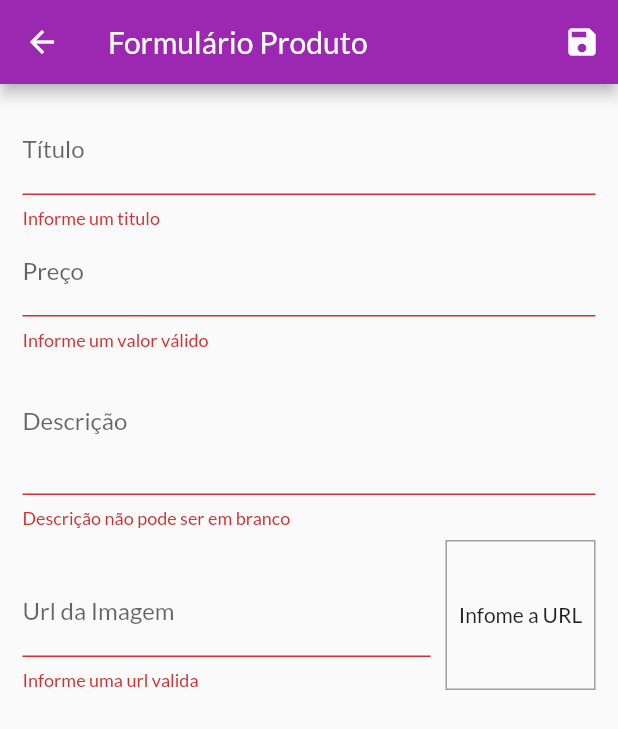
After one commit to wanderaraujo/flutter-shopping-app, a Flutter app: the ProductFormScreen screen opened by its route, after a tap on the "save" icon, on a phone screen of 412 x 824 dp. The commit adds this screen. Shown: the top 729 px of the screen. Run offline on Flutter 3.47's test engine with Material 2 defaults, Android fonts, the phone set to English and light mode, and no system bars; network calls fail.

Commit message:
Add form and form validation each input field

```diff
--- a/lib/main.dart
+++ b/lib/main.dart
@@ -6,6 +6,8 @@ import 'package:shop/utils/AppRoutes.dart';
 import 'package:shop/views/cart_screen.dart';
 import 'package:shop/views/orders.dart';
 import 'package:shop/views/orders_screen.dart';
+import 'package:shop/views/product_form_screen.dart';
+import 'package:shop/views/products_screen.dart';
 import 'package:shop/widgets/product_detail_screen.dart';
 
 import 'views/products_overview_screen.dart';
@@ -32,6 +34,8 @@ class MyApp extends StatelessWidget {
           AppRoutes.ORDERS: (ctx) => OrdersScreen(),
           AppRoutes.PRODUCT_DETAIL: (ctx) => ProductDetailScreen(),
           AppRoutes.CART: (ctx) => CartScreen(),
+          AppRoutes.PRODUCTS: (ctx) => ProductScreen(),
+          AppRoutes.PRODUCTS_FORM: (ctx) => ProductFormScreen(),
         },
       ),
     );
--- a/lib/providers/products.dart
+++ b/lib/providers/products.dart
@@ -10,6 +10,10 @@ class Products with ChangeNotifier {
 
   List<Product> get favoritesItems {
     return _items.where((prod) => prod.isFavorite).toList();
+  }
+
+  int get itemsCount {
+    return _items.length;
   }
 
   // bool _showFavoriteOnly = false;
--- a/lib/utils/AppRoutes.dart
+++ b/lib/utils/AppRoutes.dart
@@ -3,4 +3,6 @@ class AppRoutes {
   static const PRODUCT_DETAIL = "/product-detail";
   static const CART = "/cart";
   static const ORDERS = "/orders";
+  static const PRODUCTS = "/products";
+  static const PRODUCTS_FORM = "/product-form";
 }
--- /dev/null
+++ b/lib/views/product_form_screen.dart
@@ -0,0 +1,189 @@
+import 'dart:math';
+
+import 'package:flutter/material.dart';
+import 'package:shop/providers/Product.dart';
+
+class ProductFormScreen extends StatefulWidget {
+  @override
+  _ProductFormScreenState createState() => _ProductFormScreenState();
+}
+
+class _ProductFormScreenState extends State<ProductFormScreen> {
+  final _priceFocusNode = FocusNode();
+  final _descriptionFocusNode = FocusNode();
+  final _imageUrlFocusNode = FocusNode();
+  final _imageUrlController = TextEditingController();
+  final _form = GlobalKey<FormState>();
+  final _formData = Map<String, Object>();
+
+  void _updateImage() {
+    if (isValidImageUrl(_imageUrlController.text)) {
+      setState(() {});
+    }
+  }
+
+  bool isValidImageUrl(String url) {
+    bool startWithHttp = url.toLowerCase().startsWith("http://");
+    bool startWithHttps = url.toLowerCase().startsWith("https://");
+    bool endsWithImagePNG = url.toLowerCase().endsWith(".jpg");
+    bool endsWithImageJPG = url.toLowerCase().endsWith(".png");
+    bool endsWithImageJPEG = url.toLowerCase().endsWith(".png");
+
+    return (startWithHttp || startWithHttps) &&
+        (endsWithImagePNG || endsWithImageJPG || endsWithImageJPEG);
+  }
+
+  void _saveForm() {
+    if (!_form.currentState.validate()) {
+      return;
+    }
+
+    _form.currentState.save();
+    final newProduct = Product(
+      id: Random().nextDouble().toString(),
+      title: _formData['title'],
+      description: _formData['description'],
+      price: _formData['price'],
+      imageUrl: _formData['imageUrl'],
+    );
+  }
+
+  @override
+  void dispose() {
+    super.dispose();
+    _priceFocusNode.dispose();
+    _descriptionFocusNode.dispose();
+    _descriptionFocusNode.removeListener(_updateImage);
+    _imageUrlFocusNode.dispose();
+  }
+
+  @override
+  void initState() {
+    super.initState();
+    _imageUrlFocusNode.addListener(_updateImage);
+  }
+
+  @override
+  Widget build(BuildContext context) {
+    return Scaffold(
+      appBar: AppBar(
+        title: Text("Formulário Produto"),
+        actions: <Widget>[
+          IconButton(
+            icon: Icon(Icons.save),
+            onPressed: () {
+              _saveForm();
+            },
+          )
+        ],
+      ),
+      body: Padding(
+        padding: const EdgeInsets.all(15),
+        child: Form(
+          key: _form,
+          child: ListView(
+            children: <Widget>[
+              TextFormField(
+                decoration: InputDecoration(labelText: "Título"),
+                textInputAction: TextInputAction.next,
+                onFieldSubmitted: (_) {
+                  FocusScope.of(context).requestFocus(_priceFocusNode);
+                },
+                onSaved: (value) => _formData['title'] = value,
+                validator: (value) {
+                  if (value.trim().isEmpty) {
+                    return 'Informe um titulo';
+                  }
+                  return null;
+                },
+              ),
+              TextFormField(
+                decoration: InputDecoration(labelText: "Preço"),
+                textInputAction: TextInputAction.next,
+                focusNode: _priceFocusNode,
+                keyboardType: TextInputType.numberWithOptions(decimal: true),
+                onFieldSubmitted: (_) {
+                  FocusScope.of(context).requestFocus(_descriptionFocusNode);
+                },
+                onSaved: (value) => _formData['price'] = double.parse(value),
+                validator: (value) {
+                  bool isEmpty = value.trim().isEmpty;
+                  var newPrice = double.tryParse(value);
+                  bool isInvalid = newPrice == null || newPrice <= 0;
+
+                  if (isEmpty || isInvalid) {
+                    return 'Informe um valor válido';
+                  }
+                  return null;
+                },
+              ),
+              TextFormField(
+                decoration: InputDecoration(labelText: "Descrição"),
+                maxLines: 3,
+                keyboardType: TextInputType.multiline,
+                textInputAction: TextInputAction.next,
+                onSaved: (value) => _formData['description'] = value,
+                validator: (value) {
+                  bool isEmpty = value.trim().isEmpty;
+                  int qtd = 5;
+                  bool qtdIsValid = value.trim().length < qtd;
+
+                  if (isEmpty) {
+                    return 'Descrição não pode ser em branco';
+                  }
+
+                  if (qtd > 0 || qtdIsValid) {
+                    return 'Descrição menor que ${qtd.toString()} caracteres';
+                  }
+                  return null;
+                },
+              ),
+              Row(
+                crossAxisAlignment: CrossAxisAlignment.end,
+                children: <Widget>[
+                  Expanded(
+                    child: TextFormField(
+                      decoration: InputDecoration(labelText: "Url da Imagem"),
+                      keyboardType: TextInputType.url,
+                      textInputAction: TextInputAction.done,
+                      focusNode: _imageUrlFocusNode,
+                      controller: _imageUrlController,
+                      onSaved: (value) => _formData['imageUrl'] = value,
+                      onFieldSubmitted: (_) {
+                        _saveForm();
+                      },
+                      validator: (value) {
+                        if (value.trim().isEmpty ||
+                            !isValidImageUrl(value.trim())) {
+                          return 'Informe uma url valida';
+                        }
+                        return null;
+                      },
+                    ),
+                  ),
+                  Container(
+                    height: 100,
+                    width: 100,
+                    margin: EdgeInsets.only(top: 8, left: 10),
+                    decoration: BoxDecoration(
+                        border: Border.all(
+                      color: Colors.grey,
+                      width: 1,
+                    )),
+                    alignment: Alignment.center,
+                    child: _imageUrlController.text.isEmpty
+                        ? Text("Infome a URL")
+                        : Image.network(
+                            _imageUrlController.text,
+                            fit: BoxFit.cover,
+                          ),
+                  )
+                ],
+              ),
+            ],
+          ),
+        ),
+      ),
+    );
+  }
+}
--- a/lib/widgets/product_grid.dart
+++ b/lib/widgets/product_grid.dart
@@ -1,7 +1,8 @@
 import 'package:flutter/material.dart';
 import 'package:provider/provider.dart';
 import 'package:shop/providers/products.dart';
-import 'package:shop/widgets/product_item.dart';
+
+import 'product_grid_item.dart';
 
 class ProductGrid extends StatelessWidget {
   final bool showFavoriteOnly;
@@ -21,7 +22,7 @@ class ProductGrid extends StatelessWidget {
       itemBuilder: (ctx, i) => ChangeNotifierProvider.value(
         value: products[i],
         // create: (ctx) => loadedProducts[i],
-        child: ProductItem(),
+        child: ProductGridItem(),
       ),
       itemCount: products.length,
       gridDelegate: SliverGridDelegateWithFixedCrossAxisCount(
```
Also changed, not shown: lib/views/products_screen.dart (added, +40 -0 lines), lib/widgets/app_drawer.dart (+9 -1 lines), lib/widgets/product_grid_item.dart (added, +71 -0 lines), lib/widgets/product_item.dart (+20 -58 lines).
